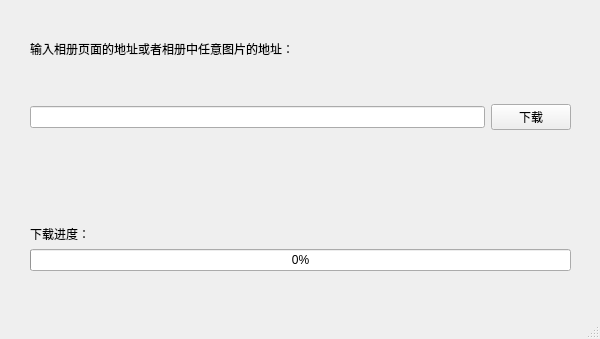
First picture: the form in main_ui.ui, repository xkong/douban-pic, before the edit.
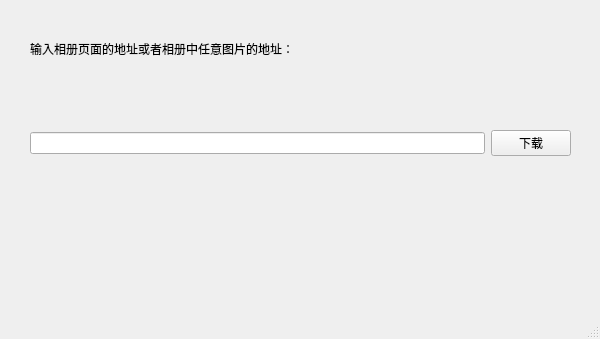
Second picture: the form after the edit. Icons and pictures are not drawn.

Patch:
```diff
--- a/main_ui.ui
+++ b/main_ui.ui
@@ -24,7 +24,7 @@
     <normaloff>:/icon/icon.png</normaloff>:/icon/icon.png</iconset>
   </property>
   <widget class="QWidget" name="centralwidget">
-   <widget class="QWidget" name="">
+   <widget class="QWidget" name="layoutWidget">
     <property name="geometry">
      <rect>
       <x>30</x>
@@ -85,20 +85,6 @@
        </property>
       </spacer>
      </item>
-     <item>
-      <widget class="QLabel" name="label_2">
-       <property name="text">
-        <string>下载进度：</string>
-       </property>
-      </widget>
-     </item>
-     <item>
-      <widget class="QProgressBar" name="progress_bar">
-       <property name="value">
-        <number>0</number>
-       </property>
-      </widget>
-     </item>
     </layout>
    </widget>
   </widget>
```
